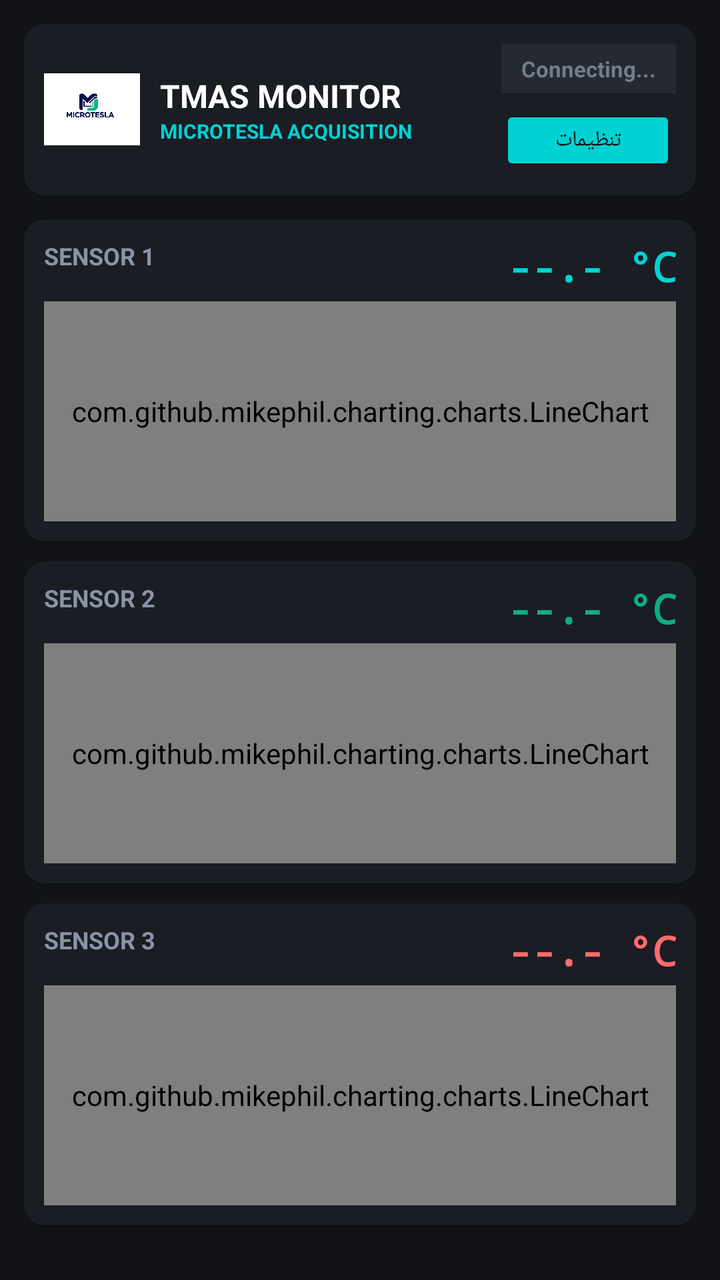
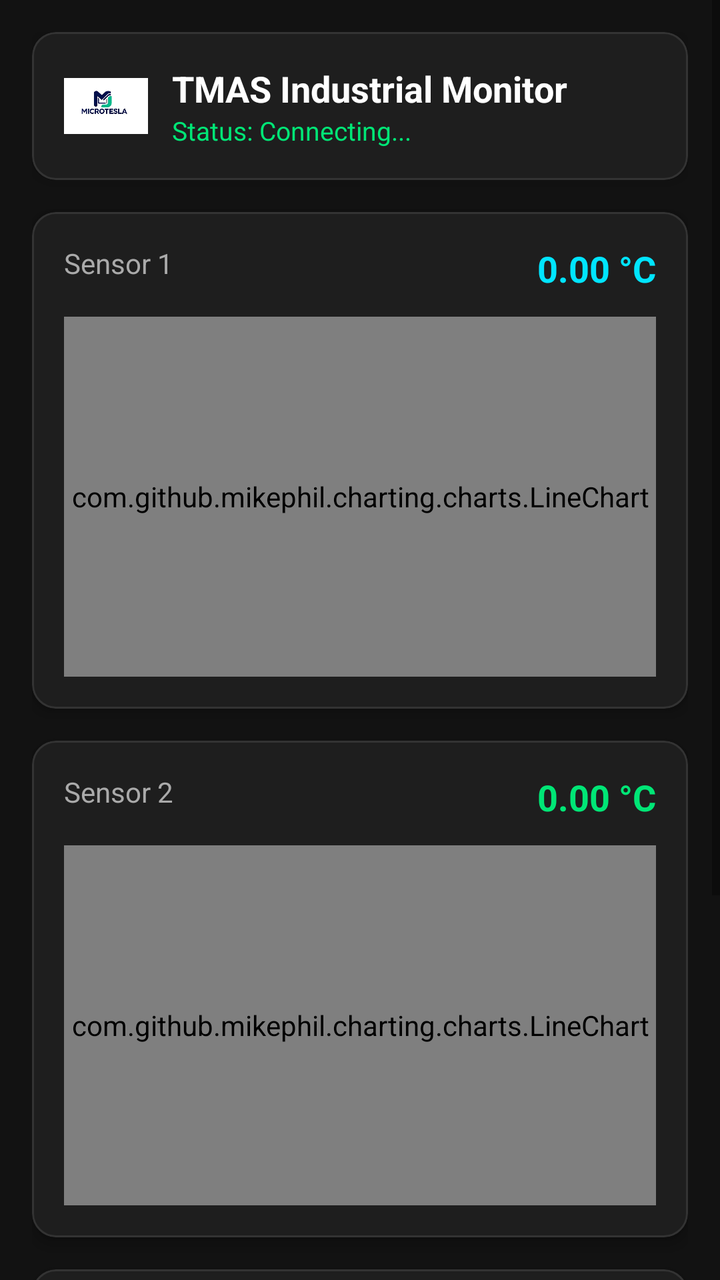

The first picture is an Android layout as it rendered before a commit; the second is the same layout after the commit. The layout source and the unified diff follow.
<!-- AndroidManifest.xml: application theme Theme.TMASMonitor -->
<!-- res/layout/activity_main.xml -->
<?xml version="1.0" encoding="utf-8"?>
<LinearLayout xmlns:android="http://schemas.android.com/apk/res/android"
    xmlns:app="http://schemas.android.com/apk/res-auto"
    android:layout_width="match_parent"
    android:layout_height="match_parent"
    android:background="#111317"
    android:orientation="vertical"
    android:padding="12dp">

    
    <androidx.cardview.widget.CardView
        android:layout_width="match_parent"
        android:layout_height="wrap_content"
        android:layout_marginBottom="12dp"
        app:cardBackgroundColor="#1A1D24"
        app:cardCornerRadius="10dp"
        app:cardElevation="2dp">

        <RelativeLayout
            android:layout_width="match_parent"
            android:layout_height="wrap_content"
            android:padding="10dp">

            <ImageView
                android:id="@+id/imgLogo"
                android:layout_width="48dp"
                android:layout_height="36dp"
                android:layout_alignParentStart="true"
                android:layout_centerVertical="true"
                android:background="#FFFFFF"
                android:padding="2dp"
                android:src="@drawable/logo3" />

            <LinearLayout
                android:layout_width="wrap_content"
                android:layout_height="wrap_content"
                android:layout_centerVertical="true"
                android:layout_marginStart="10dp"
                android:layout_toEndOf="@id/imgLogo"
                android:orientation="vertical">

                <TextView
                    android:layout_width="wrap_content"
                    android:layout_height="wrap_content"
                    android:text="TMAS MONITOR"
                    android:textColor="#FFFFFF"
                    android:textSize="16sp"
                    android:textStyle="bold" />

                <TextView
                    android:layout_width="wrap_content"
                    android:layout_height="wrap_content"
                    android:text="MICROTESLA ACQUISITION"
                    android:textColor="#00D2D3"
                    android:textSize="10sp"
                    android:textStyle="bold" />
            </LinearLayout>

            <LinearLayout
                android:layout_width="wrap_content"
                android:layout_height="wrap_content"
                android:layout_alignParentEnd="true"
                android:layout_centerVertical="true"
                android:orientation="vertical"
                android:gravity="end">

                <TextView
                    android:id="@+id/tvConnStatus"
                    android:layout_width="wrap_content"
                    android:layout_height="wrap_content"
                    android:background="#252932"
                    android:paddingStart="10dp"
                    android:paddingTop="5dp"
                    android:paddingEnd="10dp"
                    android:paddingBottom="5dp"
                    android:text="Connecting..."
                    android:textColor="#747D8C"
                    android:textSize="11sp"
                    android:textStyle="bold" />

                <Button
                    android:id="@+id/btnSettings"
                    android:layout_width="wrap_content"
                    android:layout_height="35dp"
                    android:layout_marginTop="6dp"
                    android:backgroundTint="#00D2D3"
                    android:text="تنظیمات"
                    android:textColor="#111317"
                    android:textSize="11sp" />
            </LinearLayout>

        </RelativeLayout>
    </androidx.cardview.widget.CardView>

    
    <ScrollView
        android:layout_width="match_parent"
        android:layout_height="match_parent"
        android:fillViewport="true">

        <LinearLayout
            android:layout_width="match_parent"
            android:layout_height="wrap_content"
            android:orientation="vertical">

            
            <androidx.cardview.widget.CardView
                android:layout_width="match_parent"
                android:layout_height="wrap_content"
                android:layout_marginBottom="10dp"
                app:cardBackgroundColor="#1A1D24"
                app:cardCornerRadius="10dp">

                <LinearLayout
                    android:layout_width="match_parent"
                    android:layout_height="wrap_content"
                    android:orientation="vertical"
                    android:padding="10dp">

                    <RelativeLayout
                        android:layout_width="match_parent"
                        android:layout_height="wrap_content">

                        <TextView
                            android:layout_width="wrap_content"
                            android:layout_height="wrap_content"
                            android:text="SENSOR 1"
                            android:textColor="#8A94A6"
                            android:textSize="12sp"
                            android:textStyle="bold" />

                        <TextView
                            android:id="@+id/tvSensor1"
                            android:layout_width="wrap_content"
                            android:layout_height="wrap_content"
                            android:layout_alignParentEnd="true"
                            android:fontFamily="monospace"
                            android:text="--.- °C"
                            android:textColor="#00D2D3"
                            android:textSize="20sp"
                            android:textStyle="bold" />
                    </RelativeLayout>

                    <com.github.mikephil.charting.charts.LineChart
                        android:id="@+id/chart1"
                        android:layout_width="match_parent"
                        android:layout_height="110dp"
                        android:layout_marginTop="4dp" />
                </LinearLayout>
            </androidx.cardview.widget.CardView>

            
            <androidx.cardview.widget.CardView
                android:layout_width="match_parent"
                android:layout_height="wrap_content"
                android:layout_marginBottom="10dp"
                app:cardBackgroundColor="#1A1D24"
                app:cardCornerRadius="10dp">

                <LinearLayout
                    android:layout_width="match_parent"
                    android:layout_height="wrap_content"
                    android:orientation="vertical"
                    android:padding="10dp">

                    <RelativeLayout
                        android:layout_width="match_parent"
                        android:layout_height="wrap_content">

                        <TextView
                            android:layout_width="wrap_content"
                            android:layout_height="wrap_content"
                            android:text="SENSOR 2"
                            android:textColor="#8A94A6"
                            android:textSize="12sp"
                            android:textStyle="bold" />

                        <TextView
                            android:id="@+id/tvSensor2"
                            android:layout_width="wrap_content"
                            android:layout_height="wrap_content"
                            android:layout_alignParentEnd="true"
                            android:fontFamily="monospace"
                            android:text="--.- °C"
                            android:textColor="#10AC84"
                            android:textSize="20sp"
                            android:textStyle="bold" />
                    </RelativeLayout>

                    <com.github.mikephil.charting.charts.LineChart
                        android:id="@+id/chart2"
                        android:layout_width="match_parent"
                        android:layout_height="110dp"
                        android:layout_marginTop="4dp" />
                </LinearLayout>
            </androidx.cardview.widget.CardView>

            
            <androidx.cardview.widget.CardView
                android:layout_width="match_parent"
                android:layout_height="wrap_content"
                android:layout_marginBottom="10dp"
                app:cardBackgroundColor="#1A1D24"
                app:cardCornerRadius="10dp">

                <LinearLayout
                    android:layout_width="match_parent"
                    android:layout_height="wrap_content"
                    android:orientation="vertical"
                    android:padding="10dp">

                    <RelativeLayout
                        android:layout_width="match_parent"
                        android:layout_height="wrap_content">

                        <TextView
                            android:layout_width="wrap_content"
                            android:layout_height="wrap_content"
                            android:text="SENSOR 3"
                            android:textColor="#8A94A6"
                            android:textSize="12sp"
                            android:textStyle="bold" />

                        <TextView
                            android:id="@+id/tvSensor3"
                            android:layout_width="wrap_content"
                            android:layout_height="wrap_content"
                            android:layout_alignParentEnd="true"
                            android:fontFamily="monospace"
                            android:text="--.- °C"
                            android:textColor="#FF6B6B"
                            android:textSize="20sp"
                            android:textStyle="bold" />
                    </RelativeLayout>

                    <com.github.mikephil.charting.charts.LineChart
                        android:id="@+id/chart3"
                        android:layout_width="match_parent"
                        android:layout_height="110dp"
                        android:layout_marginTop="4dp" />
                </LinearLayout>
            </androidx.cardview.widget.CardView>

        </LinearLayout>
    </ScrollView>

</LinearLayout>
<!-- resources referenced by this layout -->
<resources>
  <!-- drawable logo3: jpg bitmap (drawable, 10572 bytes) -->
  <style name="Theme.TMASMonitor" parent="Theme.MaterialComponents.DayNight.NoActionBar">
          <item name="colorPrimary">#00D2D3</item>
          <item name="android:statusBarColor">#111317</item>
          <item name="android:navigationBarColor">#111317</item>
      </style>
</resources>

<!-- the commit's change to res/layout/activity_main.xml (unified diff, before → after) -->
@@ -1,247 +1,225 @@
 <?xml version="1.0" encoding="utf-8"?>
-<LinearLayout xmlns:android="http://schemas.android.com/apk/res/android"
+<ScrollView xmlns:android="http://schemas.android.com/apk/res/android"
     xmlns:app="http://schemas.android.com/apk/res-auto"
+    xmlns:tools="http://schemas.android.com/tools"
     android:layout_width="match_parent"
     android:layout_height="match_parent"
-    android:background="#111317"
-    android:orientation="vertical"
-    android:padding="12dp">
-
-    
-    <androidx.cardview.widget.CardView
+    android:background="#121212"
+    android:fillViewport="true">
+
+    <LinearLayout
         android:layout_width="match_parent"
         android:layout_height="wrap_content"
-        android:layout_marginBottom="12dp"
-        app:cardBackgroundColor="#1A1D24"
-        app:cardCornerRadius="10dp"
-        app:cardElevation="2dp">
-
-        <RelativeLayout
-            android:layout_width="match_parent"
-            android:layout_height="wrap_content"
-            android:padding="10dp">
-
-            <ImageView
-                android:id="@+id/imgLogo"
-                android:layout_width="48dp"
-                android:layout_height="36dp"
-                android:layout_alignParentStart="true"
-                android:layout_centerVertical="true"
-                android:background="#FFFFFF"
-                android:padding="2dp"
-                android:src="@drawable/logo3" />
-
-            <LinearLayout
-                android:layout_width="wrap_content"
-                android:layout_height="wrap_content"
-                android:layout_centerVertical="true"
-                android:layout_marginStart="10dp"
-                android:layout_toEndOf="@id/imgLogo"
-                android:orientation="vertical">
-
-                <TextView
-                    android:layout_width="wrap_content"
+        android:orientation="vertical"
+        android:padding="16dp">
+
+        
+        <com.google.android.material.card.MaterialCardView
+            android:layout_width="match_parent"
+            android:layout_height="wrap_content"
+            android:layout_marginBottom="16dp"
+            app:cardBackgroundColor="#1E1E1E"
+            app:cardCornerRadius="12dp"
+            app:cardElevation="4dp"
+            app:strokeColor="#333333"
+            app:strokeWidth="1dp">
+
+            <LinearLayout
+                android:layout_width="match_parent"
+                android:layout_height="wrap_content"
+                android:orientation="vertical"
+                android:padding="16dp">
+
+                <LinearLayout
+                    android:layout_width="match_parent"
                     android:layout_height="wrap_content"
-                    android:text="TMAS MONITOR"
-                    android:textColor="#FFFFFF"
-                    android:textSize="16sp"
-                    android:textStyle="bold" />
-
-                <TextView
-                    android:layout_width="wrap_content"
-                    android:layout_height="wrap_content"
-                    android:text="MICROTESLA ACQUISITION"
-                    android:textColor="#00D2D3"
-                    android:textSize="10sp"
-                    android:textStyle="bold" />
-            </LinearLayout>
-
-            <LinearLayout
-                android:layout_width="wrap_content"
-                android:layout_height="wrap_content"
-                android:layout_alignParentEnd="true"
-                android:layout_centerVertical="true"
-                android:orientation="vertical"
-                android:gravity="end">
-
-                <TextView
-                    android:id="@+id/tvConnStatus"
-                    android:layout_width="wrap_content"
-                    android:layout_height="wrap_content"
-                    android:background="#252932"
-                    android:paddingStart="10dp"
-                    android:paddingTop="5dp"
-                    android:paddingEnd="10dp"
-                    android:paddingBottom="5dp"
-                    android:text="Connecting..."
-                    android:textColor="#747D8C"
-                    android:textSize="11sp"
-                    android:textStyle="bold" />
-
-                <Button
-                    android:id="@+id/btnSettings"
-                    android:layout_width="wrap_content"
-                    android:layout_height="35dp"
-                    android:layout_marginTop="6dp"
-                    android:backgroundTint="#00D2D3"
-                    android:text="تنظیمات"
-                    android:textColor="#111317"
-                    android:textSize="11sp" />
-            </LinearLayout>
-
-        </RelativeLayout>
-    </androidx.cardview.widget.CardView>
-
-    
-    <ScrollView
-        android:layout_width="match_parent"
-        android:layout_height="match_parent"
-        android:fillViewport="true">
-
-        <LinearLayout
-            android:layout_width="match_parent"
-            android:layout_height="wrap_content"
-            android:orientation="vertical">
-
-            
-            <androidx.cardview.widget.CardView
-                android:layout_width="match_parent"
-                android:layout_height="wrap_content"
-                android:layout_marginBottom="10dp"
-                app:cardBackgroundColor="#1A1D24"
-                app:cardCornerRadius="10dp">
-
-                <LinearLayout
-                    android:layout_width="match_parent"
-                    android:layout_height="wrap_content"
-                    android:orientation="vertical"
-                    android:padding="10dp">
-
-                    <RelativeLayout
-                        android:layout_width="match_parent"
-                        android:layout_height="wrap_content">
+                    android:gravity="center_vertical"
+                    android:orientation="horizontal">
+
+                    <ImageView
+                        android:id="@+id/imgLogo"
+                        android:layout_width="42dp"
+                        android:layout_height="42dp"
+                        android:layout_marginEnd="12dp"
+                        android:src="@drawable/logo3"
+                        android:contentDescription="TMAS Logo" />
+
+                    <LinearLayout
+                        android:layout_width="0dp"
+                        android:layout_height="wrap_content"
+                        android:layout_weight="1"
+                        android:orientation="vertical">
 
                         <TextView
+                            android:id="@+id/tvAppTitle"
                             android:layout_width="wrap_content"
                             android:layout_height="wrap_content"
-                            android:text="SENSOR 1"
-                            android:textColor="#8A94A6"
-                            android:textSize="12sp"
+                            android:text="TMAS Industrial Monitor"
+                            android:textColor="#FFFFFF"
+                            android:textSize="18sp"
                             android:textStyle="bold" />
 
                         <TextView
-                            android:id="@+id/tvSensor1"
+                            android:id="@+id/tvStatus"
                             android:layout_width="wrap_content"
                             android:layout_height="wrap_content"
-                            android:layout_alignParentEnd="true"
-                            android:fontFamily="monospace"
-                            android:text="--.- °C"
-                            android:textColor="#00D2D3"
-                            android:textSize="20sp"
-                            android:textStyle="bold" />
-                    </RelativeLayout>
-
-                    <com.github.mikephil.charting.charts.LineChart
-                        android:id="@+id/chart1"
-                        android:layout_width="match_parent"
-                        android:layout_height="110dp"
-                        android:layout_marginTop="4dp" />
+                            android:text="Status: Connecting..."
+                            android:textColor="#00E676"
+                            android:textSize="13sp" />
+                    </LinearLayout>
                 </LinearLayout>
-            </androidx.cardview.widget.CardView>
-
-            
-            <androidx.cardview.widget.CardView
-                android:layout_width="match_parent"
-                android:layout_height="wrap_content"
-                android:layout_marginBottom="10dp"
-                app:cardBackgroundColor="#1A1D24"
-                app:cardCornerRadius="10dp">
-
-                <LinearLayout
-                    android:layout_width="match_parent"
-                    android:layout_height="wrap_content"
-                    android:orientation="vertical"
-                    android:padding="10dp">
-
-                    <RelativeLayout
-                        android:layout_width="match_parent"
-                        android:layout_height="wrap_content">
-
-                        <TextView
-                            android:layout_width="wrap_content"
-                            android:layout_height="wrap_content"
-                            android:text="SENSOR 2"
-                            android:textColor="#8A94A6"
-                            android:textSize="12sp"
-                            android:textStyle="bold" />
-
-                        <TextView
-                            android:id="@+id/tvSensor2"
-                            android:layout_width="wrap_content"
-                            android:layout_height="wrap_content"
-                            android:layout_alignParentEnd="true"
-                            android:fontFamily="monospace"
-                            android:text="--.- °C"
-                            android:textColor="#10AC84"
-                            android:textSize="20sp"
-                            android:textStyle="bold" />
-                    </RelativeLayout>
-
-                    <com.github.mikephil.charting.charts.LineChart
-                        android:id="@+id/chart2"
-                        android:layout_width="match_parent"
-                        android:layout_height="110dp"
-                        android:layout_marginTop="4dp" />
-                </LinearLayout>
-            </androidx.cardview.widget.CardView>
-
-            
-            <androidx.cardview.widget.CardView
-                android:layout_width="match_parent"
-                android:layout_height="wrap_content"
-                android:layout_marginBottom="10dp"
-                app:cardBackgroundColor="#1A1D24"
-                app:cardCornerRadius="10dp">
-
-                <LinearLayout
-                    android:layout_width="match_parent"
-                    android:layout_height="wrap_content"
-                    android:orientation="vertical"
-                    android:padding="10dp">
-
-                    <RelativeLayout
-                        android:layout_width="match_parent"
-                        android:layout_height="wrap_content">
-
-                        <TextView
-                            android:layout_width="wrap_content"
-                            android:layout_height="wrap_content"
-                            android:text="SENSOR 3"
-                            android:textColor="#8A94A6"
-                            android:textSize="12sp"
-                            android:textStyle="bold" />
-
-                        <TextView
-                            android:id="@+id/tvSensor3"
-                            android:layout_width="wrap_content"
-                            android:layout_height="wrap_content"
-                            android:layout_alignParentEnd="true"
-                            android:fontFamily="monospace"
-                            android:text="--.- °C"
-                            android:textColor="#FF6B6B"
-                            android:textSize="20sp"
-                            android:textStyle="bold" />
-                    </RelativeLayout>
-
-                    <com.github.mikephil.charting.charts.LineChart
-                        android:id="@+id/chart3"
-                        android:layout_width="match_parent"
-                        android:layout_height="110dp"
-                        android:layout_marginTop="4dp" />
-                </LinearLayout>
-            </androidx.cardview.widget.CardView>
-
-        </LinearLayout>
-    </ScrollView>
-
-</LinearLayout>
+            </LinearLayout>
+        </com.google.android.material.card.MaterialCardView>
+
+        
+        <com.google.android.material.card.MaterialCardView
+            android:layout_width="match_parent"
+            android:layout_height="wrap_content"
+            android:layout_marginBottom="16dp"
+            app:cardBackgroundColor="#1E1E1E"
+            app:cardCornerRadius="12dp"
+            app:cardElevation="4dp"
+            app:strokeColor="#333333"
+            app:strokeWidth="1dp">
+
+            <LinearLayout
+                android:layout_width="match_parent"
+                android:layout_height="wrap_content"
+                android:orientation="vertical"
+                android:padding="16dp">
+
+                <RelativeLayout
+                    android:layout_width="match_parent"
+                    android:layout_height="wrap_content">
+
+                    <TextView
+                        android:id="@+id/tvSensor1Title"
+                        android:layout_width="wrap_content"
+                        android:layout_height="wrap_content"
+                        android:layout_alignParentStart="true"
+                        android:text="Sensor 1"
+                        android:textColor="#AAAAAA"
+                        android:textSize="14sp" />
+
+                    <TextView
+                        android:id="@+id/tvTemp1"
+                        android:layout_width="wrap_content"
+                        android:layout_height="wrap_content"
+                        android:layout_alignParentEnd="true"
+                        android:text="0.00 °C"
+                        android:textColor="#00E5FF"
+                        android:textSize="18sp"
+                        android:textStyle="bold" />
+                </RelativeLayout>
+
+                
+                <com.github.mikephil.charting.charts.LineChart
+                    android:id="@+id/chart1"
+                    android:layout_width="match_parent"
+                    android:layout_height="180dp"
+                    android:layout_marginTop="12dp" />
+            </LinearLayout>
+        </com.google.android.material.card.MaterialCardView>
+
+        
+        <com.google.android.material.card.MaterialCardView
+            android:layout_width="match_parent"
+            android:layout_height="wrap_content"
+            android:layout_marginBottom="16dp"
+            app:cardBackgroundColor="#1E1E1E"
+            app:cardCornerRadius="12dp"
+            app:cardElevation="4dp"
+            app:strokeColor="#333333"
+            app:strokeWidth="1dp">
+
+            <LinearLayout
+                android:layout_width="match_parent"
+                android:layout_height="wrap_content"
+                android:orientation="vertical"
+                android:padding="16dp">
+
+                <RelativeLayout
+                    android:layout_width="match_parent"
+                    android:layout_height="wrap_content">
+
+                    <TextView
+                        android:id="@+id/tvSensor2Title"
+                        android:layout_width="wrap_content"
+                        android:layout_height="wrap_content"
+                        android:layout_alignParentStart="true"
+                        android:text="Sensor 2"
+                        android:textColor="#AAAAAA"
+                        android:textSize="14sp" />
+
+                    <TextView
+                        android:id="@+id/tvTemp2"
+                        android:layout_width="wrap_content"
+                        android:layout_height="wrap_content"
+                        android:layout_alignParentEnd="true"
+                        android:text="0.00 °C"
+                        android:textColor="#00E676"
+                        android:textSize="18sp"
+                        android:textStyle="bold" />
+                </RelativeLayout>
+
+                
+                <com.github.mikephil.charting.charts.LineChart
+                    android:id="@+id/chart2"
+                    android:layout_width="match_parent"
+                    android:layout_height="180dp"
+                    android:layout_marginTop="12dp" />
+            </LinearLayout>
+        </com.google.android.material.card.MaterialCardView>
+
+        
+        <com.google.android.material.card.MaterialCardView
+            android:layout_width="match_parent"
+            android:layout_height="wrap_content"
+            android:layout_marginBottom="16dp"
+            app:cardBackgroundColor="#1E1E1E"
+            app:cardCornerRadius="12dp"
+            app:cardElevation="4dp"
+            app:strokeColor="#333333"
+            app:strokeWidth="1dp">
+
+            <LinearLayout
+                android:layout_width="match_parent"
+                android:layout_height="wrap_content"
+                android:orientation="vertical"
+                android:padding="16dp">
+
+                <RelativeLayout
+                    android:layout_width="match_parent"
+                    android:layout_height="wrap_content">
+
+                    <TextView
+                        android:id="@+id/tvSensor3Title"
+                        android:layout_width="wrap_content"
+                        android:layout_height="wrap_content"
+                        android:layout_alignParentStart="true"
+                        android:text="Sensor 3"
+                        android:textColor="#AAAAAA"
+                        android:textSize="14sp" />
+
+                    <TextView
+                        android:id="@+id/tvTemp3"
+                        android:layout_width="wrap_content"
+                        android:layout_height="wrap_content"
+                        android:layout_alignParentEnd="true"
+                        android:text="0.00 °C"
+                        android:textColor="#FF9100"
+                        android:textSize="18sp"
+                        android:textStyle="bold" />
+                </RelativeLayout>
+
+                
+                <com.github.mikephil.charting.charts.LineChart
+                    android:id="@+id/chart3"
+                    android:layout_width="match_parent"
+                    android:layout_height="180dp"
+                    android:layout_marginTop="12dp" />
+            </LinearLayout>
+        </com.google.android.material.card.MaterialCardView>
+
+    </LinearLayout>
+</ScrollView>
